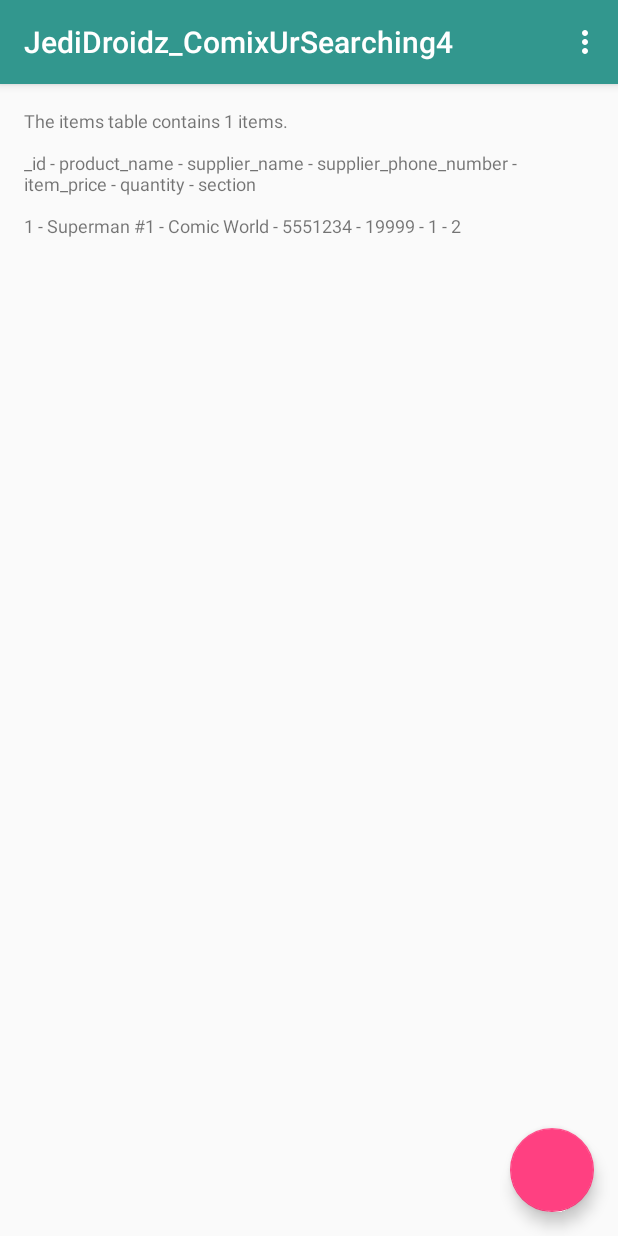
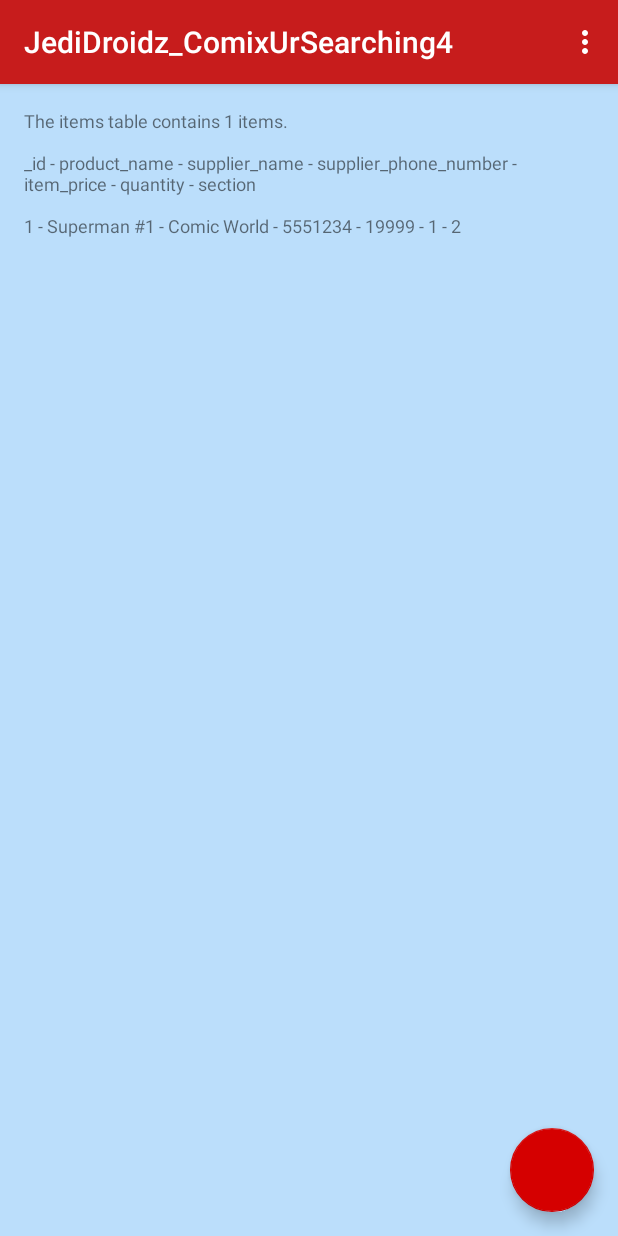
Before and after one commit to MarcGallegos/BattleDroidsComix_UrSearching_4, an Android app: the screen it shows after launch (CatalogActivity), in the options menu, after a tap on "Insert Dummy Data", on a phone screen of 412 x 824 dp. Run offline under Robolectric (Android 15) with nearby library versions, the phone set to English and light mode, and no system bars.

```diff
--- a/app/src/main/java/com/example/android/battledroidscomix_ursearching_4/CatalogActivity.java
+++ b/app/src/main/java/com/example/android/battledroidscomix_ursearching_4/CatalogActivity.java
@@ -62,7 +62,7 @@ public class CatalogActivity extends AppCompatActivity {
              * a new row when there are no values.
              * The 3rd argument is the ContentValues object containing Superman #1's information.
              */
-            long newRowId=database.insert(TitleEntry.TABLE_NAME,null ,values);
+            database.insert(TitleEntry.TABLE_NAME,null ,values);
         }
 
     /**
--- a/app/src/main/java/com/example/android/battledroidscomix_ursearching_4/data/ComixDbHelper.java
+++ b/app/src/main/java/com/example/android/battledroidscomix_ursearching_4/data/ComixDbHelper.java
@@ -44,8 +44,12 @@ public class ComixDbHelper extends SQLiteOpenHelper{
 
     /** This is called when the database needs to be upgraded. */
     @Override
-    public void onUpgrade(SQLiteDatabase db,int oldVersion,int newVersion){
-        //Nothing to do here yet, database is still at version 1.
+    public void onUpgrade(SQLiteDatabase db,int oldVersion,int newVersion) {
+        if (newVersion > oldVersion) {
+            //Do Nothing For Now as app is still version 1.
+
+        }
     }
 
+
 }
--- a/app/src/main/res/layout/activity_catalog.xml
+++ b/app/src/main/res/layout/activity_catalog.xml
@@ -4,7 +4,8 @@
     xmlns:tools="http://schemas.android.com/tools"
     android:layout_width="match_parent"
     android:layout_height="match_parent"
-    tools:context=".CatalogActivity">
+    tools:context=".CatalogActivity"
+    android:background="#bbdefb">
 
     <TextView
         android:id="@+id/txt_vu_item"
--- a/app/src/main/res/values/colors.xml
+++ b/app/src/main/res/values/colors.xml
@@ -1,6 +1,6 @@
 <?xml version="1.0" encoding="utf-8"?>
 <resources>
-    <color name="colorPrimary">#32978e</color>
-    <color name="colorPrimaryDark">#40bfaa</color>
-    <color name="colorAccent">#FF4081</color>
+    <color name="colorPrimary">#c71c1c</color>
+    <color name="colorPrimaryDark">#263238</color>
+    <color name="colorAccent">#d50000</color>
 </resources>
```
